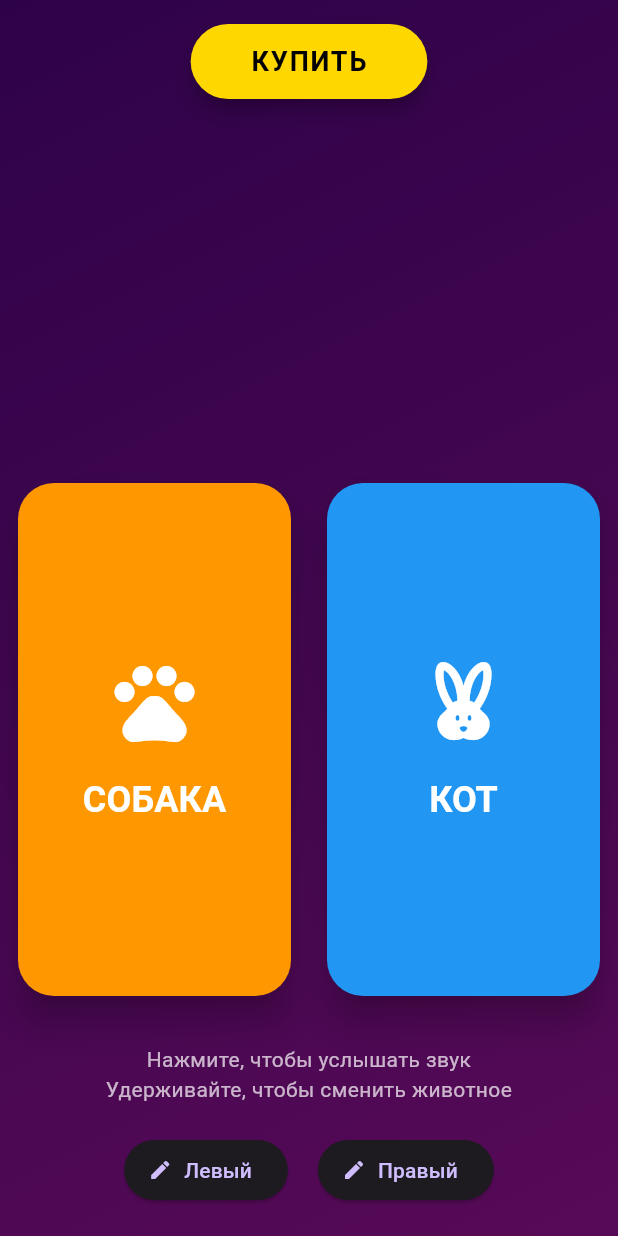
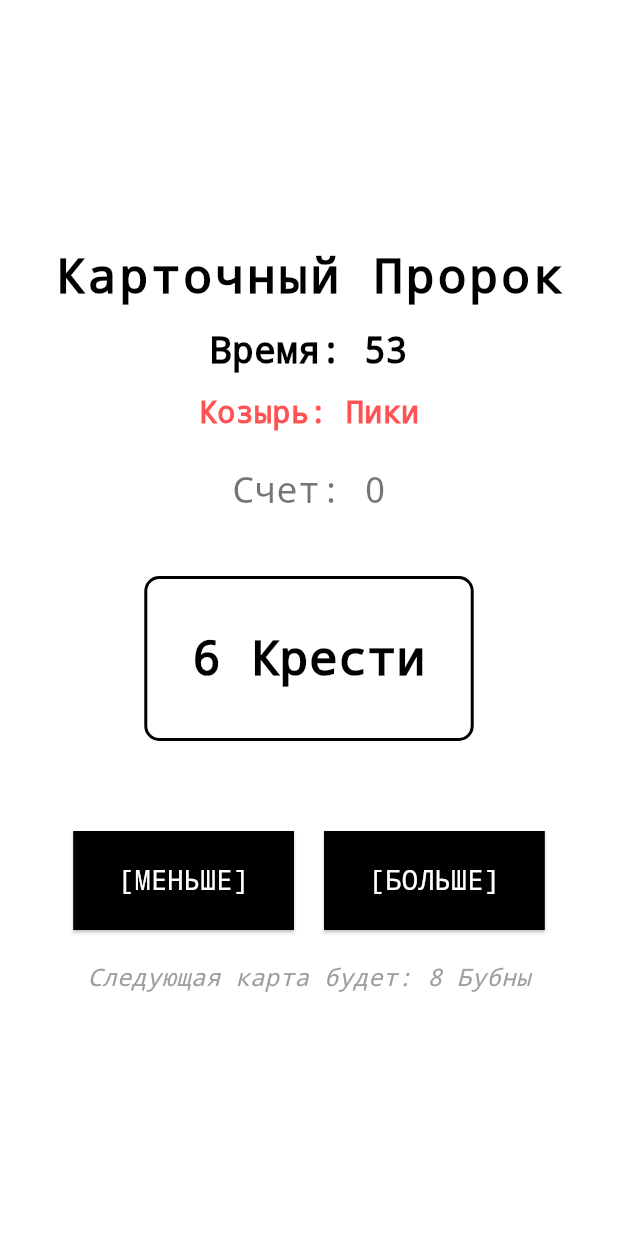
Before and after one commit to PavelSharko/try_game, a Flutter app: the screen it shows after launch, on a phone screen of 412 x 824 dp. Run offline on Flutter 3.47's test engine with Material 3 defaults, Android fonts, the phone set to English and light mode, and no system bars.

Commit message:
Implement Card Prophet game with Russian UI, Timer, and Trump mechanics

```diff
--- a/lib/game_screen.dart
+++ b/lib/game_screen.dart
@@ -1,34 +1,6 @@
-import 'dart:async';
+import 'dart:async'; // New: Async for Timer
+import 'dart:math';
 import 'package:flutter/material.dart';
-
-// 1. Model for Animal
-class Animal {
-  final String name;
-  final String sound;
-  final IconData icon;
-  final Color color;
-
-  const Animal({
-    required this.name,
-    required this.sound,
-    required this.icon,
-    required this.color,
-  });
-}
-
-// 2. Data: List of available animals
-const List<Animal> availableAnimals = [
-  Animal(name: 'Собака', sound: 'ГАВ!', icon: Icons.pets, color: Colors.orange),
-  Animal(name: 'Кот', sound: 'МЯУ!', icon: Icons.cruelty_free, color: Colors.blue),
-  Animal(name: 'Корова', sound: 'МУ-У!', icon: Icons.grass, color: Colors.green),
-  Animal(name: 'Овца', sound: 'БЕ-Е!', icon: Icons.waves, color: Colors.lightGreen),
-  Animal(name: 'Лошадь', sound: 'ИГО-ГО!', icon: Icons.bedroom_baby, color: Colors.brown),
-  Animal(name: 'Свинья', sound: 'ХРЮ!', icon: Icons.savings, color: Colors.pink),
-  Animal(name: 'Петух', sound: 'КУ-КА-РЕ-КУ!', icon: Icons.wb_sunny, color: Colors.red),
-  Animal(name: 'Утка', sound: 'КРЯ!', icon: Icons.water, color: Colors.teal),
-  Animal(name: 'Лев', sound: 'Р-Р-Р!', icon: Icons.emoji_nature, color: Colors.amber),
-  Animal(name: 'Обезьяна', sound: 'У-У-А-А!', icon: Icons.emoji_people, color: Colors.purple),
-];
 
 class GameScreen extends StatefulWidget {
   const GameScreen({super.key});
@@ -38,274 +10,296 @@ class GameScreen extends StatefulWidget {
 }
 
 class _GameScreenState extends State<GameScreen> {
-  // State: Currently selected animals
-  Animal _leftAnimal = availableAnimals[0]; // Dog
-  Animal _rightAnimal = availableAnimals[1]; // Cat
+  // Game State
+  int _score = 0;
+  late int _currentCardValue;
+  late String _currentCardSuit;
+  // New: Next Card State
+  late int _nextCardValue;
+  late String _nextCardSuit;
 
-  // Animation State
-  String _displayMessage = '';
-  Color _messageColor = Colors.white;
+  String _trumpSuit = ''; // New: Trump Suit State
+  bool _isGameOver = false;
+
+  // New: Timer State
   Timer? _timer;
+  int _timeLeft = 60;
+  String _gameOverMessage = '';
 
-  void _playSound(String sound, Color color) {
+  final Random _random = Random();
+  // New: Restricted suits (Bubny, Piki, Kresti)
+  final List<String> _suits = ['Бубны', 'Пики', 'Крести'];
+
+  @override
+  void initState() {
+    super.initState();
+    _startNewGame();
+  }
+
+  @override
+  void dispose() {
+    _timer?.cancel(); // Prevent memory leaks
+    super.dispose();
+  }
+
+  void _startNewGame() {
+    _timer?.cancel(); // Cancel existing timer
+    setState(() {
+      _score = 0;
+      _isGameOver = false;
+      _timeLeft = 60; // Reset timer
+      _gameOverMessage = '';
+
+      // New: Select random trump
+      _trumpSuit = _suits[_random.nextInt(_suits.length)];
+      _generateCurrentCard();
+      _generateNextCard();
+
+      // Start Timer
+      _startTimer();
+    });
+  }
+
+  void _startTimer() {
+    _timer = Timer.periodic(const Duration(seconds: 1), (timer) {
+      if (_timeLeft > 0) {
+        setState(() {
+          _timeLeft--;
+        });
+      } else {
+        // Time is up!
         _timer?.cancel();
         setState(() {
-      _displayMessage = sound;
-      _messageColor = color;
-    });
-
-    _timer = Timer(const Duration(milliseconds: 500), () {
-      if (mounted) {
-        setState(() {
-          _displayMessage = '';
+          _isGameOver = true;
+          _gameOverMessage = 'Время вышло!';
         });
       }
     });
   }
 
-  // Logic to show selection menu
-  void _showAnimalSelection(bool isLeft) {
-    showModalBottomSheet(
-      context: context,
-      backgroundColor: Colors.transparent,
-      builder: (context) {
-        return Container(
-          decoration: const BoxDecoration(
-            color: Colors.white,
-            borderRadius: BorderRadius.vertical(top: Radius.circular(20)),
-          ),
-          child: Column(
-            mainAxisSize: MainAxisSize.min,
-            children: [
-              Padding(
-                padding: const EdgeInsets.all(16.0),
-                child: Text(
-                  'Выберите животное для ${isLeft ? "левой" : "правой"} кнопки',
-                  style: const TextStyle(fontSize: 18, fontWeight: FontWeight.bold),
-                ),
-              ),
-              SizedBox(
-                height: 300,
-                child: ListView.builder(
-                  itemCount: availableAnimals.length,
-                  itemBuilder: (context, index) {
-                    final animal = availableAnimals[index];
-                    return ListTile(
-                      leading: Icon(animal.icon, color: animal.color, size: 32),
-                      title: Text(animal.name, style: const TextStyle(fontSize: 18)),
-                      subtitle: Text(animal.sound),
-                      onTap: () {
+  void _generateCurrentCard() {
+    _currentCardValue = _random.nextInt(13) + 2; // 2 to 14
+    _currentCardSuit = _suits[_random.nextInt(_suits.length)];
+  }
+
+  void _generateNextCard() {
+    _nextCardValue = _random.nextInt(13) + 2; // 2 to 14
+    _nextCardSuit = _suits[_random.nextInt(_suits.length)];
+  }
+
+  String _getCardName(int value, String suit) {
+    String valueStr;
+    switch (value) {
+      case 11:
+        valueStr = 'Валет';
+        break;
+      case 12:
+        valueStr = 'Дама';
+        break;
+      case 13:
+        valueStr = 'Король';
+        break;
+      case 14:
+        valueStr = 'Туз';
+        break;
+      default:
+        valueStr = value.toString();
+    }
+    return '$valueStr $suit';
+  }
+
+  void _handleGuess(bool isHigher) {
+    // Logic: Compare NEXT (state) vs CURRENT (state)
+    bool nextIsTrump = _nextCardSuit == _trumpSuit;
+    bool currentIsTrump = _currentCardSuit == _trumpSuit;
+
+    bool isNextActuallyHigher = false;
+    bool isEqual = false;
+
+    if (nextIsTrump && !currentIsTrump) {
+      // Trump is always higher than non-trump
+      isNextActuallyHigher = true;
+    } else if (!nextIsTrump && currentIsTrump) {
+      // Non-trump is always lower than trump
+      isNextActuallyHigher = false;
+    } else {
+      // Both are trump OR Both are non-trump -> Compare values
+      if (_nextCardValue > _currentCardValue) {
+        isNextActuallyHigher = true;
+      } else if (_nextCardValue == _currentCardValue) {
+        isEqual = true;
+      }
+    }
+
+    bool isCorrect = false;
+    if (isEqual) {
+      isCorrect = true; // Equal counts as correct
+    } else if (isHigher && isNextActuallyHigher) {
+      isCorrect = true;
+    } else if (!isHigher && !isNextActuallyHigher) {
+      isCorrect = true;
+    }
+
     setState(() {
-                          if (isLeft) {
-                            _leftAnimal = animal;
+      if (isCorrect) {
+        // New: Bonus Logic - +10 only if BOTH are Trump
+        if (_currentCardSuit == _trumpSuit && _nextCardSuit == _trumpSuit) {
+             _score += 10;
         } else {
-                            _rightAnimal = animal;
+             _score++;
+        }
+
+        // Move Next to Current
+        _currentCardValue = _nextCardValue;
+        _currentCardSuit = _nextCardSuit;
+
+        // Generate NEW Next
+        _generateNextCard();
+      } else {
+        _isGameOver = true;
+        _gameOverMessage = 'Неверно!';
+        _timer?.cancel(); // Stop timer on loss
       }
     });
-                        Navigator.pop(context); // Close menu
-                      },
-                    );
-                  },
-                ),
-              ),
-            ],
-          ),
-        );
-      },
-    );
-  }
-
-  @override
-  void dispose() {
-    _timer?.cancel();
-    super.dispose();
   }
 
   @override
   Widget build(BuildContext context) {
     return Scaffold(
-      body: Container(
-        decoration: const BoxDecoration(
-          gradient: LinearGradient(
-            begin: Alignment.topLeft,
-            end: Alignment.bottomRight,
-            colors: [
-              Color(0xFF2E0249),
-              Color(0xFF570A57),
-            ],
+      backgroundColor: Colors.white,
+      body: Center(
+        child: Column(
+          mainAxisAlignment: MainAxisAlignment.center,
+          children: [
+            // Title
+            const Text(
+              'Карточный Пророк',
+              style: TextStyle(
+                fontSize: 32,
+                fontWeight: FontWeight.bold,
+                color: Colors.black,
+                letterSpacing: 2.0,
               ),
             ),
-        child: SafeArea( // Ensure UI doesn't overlap system bars
-          child: Column(
-            children: [
-              // 0. Top Buy Button
-              Padding(
-                padding: const EdgeInsets.only(top: 16.0),
-                child: ElevatedButton(
-                  onPressed: () {
-                    // Provide a visual feedback or console log for now
-                    print("Buy button pressed");
-                  },
-                  style: ElevatedButton.styleFrom(
-                    backgroundColor: const Color(0xFFFFD700), // Gold color
-                    foregroundColor: Colors.black,
-                    padding: const EdgeInsets.symmetric(horizontal: 40, vertical: 12),
-                    shape: RoundedRectangleBorder(
-                      borderRadius: BorderRadius.circular(30),
-                    ),
-                    elevation: 5,
-                  ),
-                  child: const Text(
-                    'КУПИТЬ',
+            const SizedBox(height: 10),
+
+            // New: Timer Display
+            Text(
+              'Время: $_timeLeft',
               style: TextStyle(
-                      fontSize: 18,
+                fontSize: 24,
                 fontWeight: FontWeight.bold,
-                      letterSpacing: 1.2,
+                color: _timeLeft <= 10 ? Colors.red : Colors.black, // Red warning
               ),
             ),
+            const SizedBox(height: 10),
+
+            // New: Trump Display
+            Text(
+              'Козырь: $_trumpSuit',
+              style: const TextStyle(
+                fontSize: 20,
+                fontWeight: FontWeight.bold,
+                color: Colors.redAccent
               ),
             ),
+            const SizedBox(height: 20),
 
-              // 1. Feedback Area (Top)
-              Expanded(
-                flex: 2,
-                child: Center(
-                  child: AnimatedOpacity(
-                    opacity: _displayMessage.isNotEmpty ? 1.0 : 0.0,
-                    duration: const Duration(milliseconds: 100),
+            if (_isGameOver) ...[
+               Text(
+                'Игра Окончена! $_gameOverMessage',
+                style: const TextStyle(fontSize: 32, color: Colors.red, fontWeight: FontWeight.bold),
+                textAlign: TextAlign.center,
+              ),
+               Text(
+                'Итоговый счет: $_score',
+                style: const TextStyle(fontSize: 24, color: Colors.black54),
+              ),
+              const SizedBox(height: 30),
+
+              ElevatedButton(
+                onPressed: _startNewGame,
+                style: ElevatedButton.styleFrom(
+                  backgroundColor: Colors.black,
+                  foregroundColor: Colors.white,
+                  padding: const EdgeInsets.symmetric(horizontal: 40, vertical: 15),
+                ),
+                child: const Text('НОВАЯ ИГРА'),
+              ),
+            ] else ...[
+              // Score
+              Text(
+                'Счет: $_score',
+                style: const TextStyle(fontSize: 24, color: Colors.black54),
+              ),
+              const SizedBox(height: 40),
+
+              // Current Card Display
+              Container(
+                padding: const EdgeInsets.all(30),
+                decoration: BoxDecoration(
+                  border: Border.all(color: Colors.black, width: 2),
+                  borderRadius: BorderRadius.circular(10),
+                ),
                 child: Text(
-                      _displayMessage,
+                  _getCardName(_currentCardValue, _currentCardSuit),
+                  style: const TextStyle(fontSize: 32, fontWeight: FontWeight.bold),
                   textAlign: TextAlign.center,
-                      style: TextStyle(
-                        fontSize: 64, // Bigger text
-                        fontWeight: FontWeight.w900,
-                        color: _messageColor,
-                        shadows: [
-                          Shadow(
-                            blurRadius: 10.0,
-                            color: Colors.black.withOpacity(0.5),
-                            offset: const Offset(2, 2),
+                ),
+              ),
+              const SizedBox(height: 60),
+
+              // Input Buttons
+              Row(
+                mainAxisAlignment: MainAxisAlignment.center,
+                children: [
+                  _GameButton(
+                    label: '[МЕНЬШЕ]',
+                    onPressed: () => _handleGuess(false),
+                  ),
+                  const SizedBox(width: 20),
+                  _GameButton(
+                    label: '[БОЛЬШЕ]',
+                    onPressed: () => _handleGuess(true),
                   ),
                 ],
               ),
-                    ),
-                  ),
-                ),
-              ),
+              const SizedBox(height: 20),
 
-              // 2. Main Game Area (Center Buttons)
-              Expanded(
-                flex: 3,
-                child: Row(
-                  mainAxisAlignment: MainAxisAlignment.spaceEvenly,
-                  children: [
-                    // LEFT BUTTON
-                    Expanded(
-                      child: Padding(
-                        padding: const EdgeInsets.all(12.0),
-                        child: _AnimalGameButton(
-                          animal: _leftAnimal,
-                          onPressed: () => _playSound(_leftAnimal.sound, _leftAnimal.color),
-                          onLongPress: () => _showAnimalSelection(true), // Long press to change
-                        ),
-                      ),
-                    ),
-                    // RIGHT BUTTON
-                    Expanded(
-                      child: Padding(
-                        padding: const EdgeInsets.all(12.0),
-                        child: _AnimalGameButton(
-                          animal: _rightAnimal,
-                          onPressed: () => _playSound(_rightAnimal.sound, _rightAnimal.color),
-                          onLongPress: () => _showAnimalSelection(false), // Long press to change
-                        ),
+              // New: Cheat Display (Next Card)
+              Text(
+                'Следующая карта будет: ${_getCardName(_nextCardValue, _nextCardSuit)}',
+                style: const TextStyle(
+                  fontSize: 16,
+                  color: Colors.grey,
+                  fontStyle: FontStyle.italic,
                 ),
               ),
             ],
-                ),
-              ),
-
-              // 3. Helper Hint / Quick Menu (Bottom)
-              Container(
-                padding: const EdgeInsets.symmetric(vertical: 20, horizontal: 16),
-                child: Column(
-                  children: [
-                    const Text(
-                      "Нажмите, чтобы услышать звук\nУдерживайте, чтобы сменить животное",
-                      textAlign: TextAlign.center,
-                      style: TextStyle(color: Colors.white70, fontSize: 14),
-                    ),
-                    const SizedBox(height: 20),
-                    // Quick Swap Buttons (Visual cue)
-                    Row(
-                      mainAxisAlignment: MainAxisAlignment.center,
-                      children: [
-                        ElevatedButton.icon(
-                          onPressed: () => _showAnimalSelection(true),
-                          icon: const Icon(Icons.edit, size: 16),
-                          label: const Text("Левый"),
-                        ),
-                        const SizedBox(width: 20),
-                        ElevatedButton.icon(
-                          onPressed: () => _showAnimalSelection(false),
-                          icon: const Icon(Icons.edit, size: 16),
-                          label: const Text("Правый"),
-                        ),
           ],
-                    )
-                  ],
-                ),
-              ),
-            ],
-          ),
         ),
       ),
     );
   }
 }
 
-class _AnimalGameButton extends StatelessWidget {
-  final Animal animal;
+class _GameButton extends StatelessWidget {
+  final String label;
   final VoidCallback onPressed;
-  final VoidCallback onLongPress;
 
-  const _AnimalGameButton({
-    required this.animal,
-    required this.onPressed,
-    required this.onLongPress,
-  });
+  const _GameButton({required this.label, required this.onPressed});
 
   @override
   Widget build(BuildContext context) {
-    return GestureDetector(
-      onLongPress: onLongPress,
-      child: ElevatedButton(
+    return ElevatedButton(
       onPressed: onPressed,
       style: ElevatedButton.styleFrom(
-          backgroundColor: animal.color,
+        backgroundColor: Colors.black,
         foregroundColor: Colors.white,
-          shape: RoundedRectangleBorder(
-            borderRadius: BorderRadius.circular(24),
+        padding: const EdgeInsets.symmetric(horizontal: 30, vertical: 20),
+        shape: RoundedRectangleBorder(borderRadius: BorderRadius.circular(0)), // Square corners
       ),
-          elevation: 10,
-          padding: EdgeInsets.zero, // Use Container for padding
-        ),
-        child: Container(
-          width: double.infinity,
-          height: double.infinity,
-          child: Column(
-            mainAxisAlignment: MainAxisAlignment.center,
-            children: [
-              Icon(animal.icon, size: 64),
-              const SizedBox(height: 16),
-              Text(
-                animal.name.toUpperCase(),
-                style: const TextStyle(fontSize: 24, fontWeight: FontWeight.bold),
-              ),
-            ],
-          ),
-        ),
-      ),
+      child: Text(label, style: const TextStyle(fontSize: 18)),
     );
   }
 }
--- a/lib/main.dart
+++ b/lib/main.dart
@@ -2,23 +2,26 @@ import 'package:flutter/material.dart';
 import 'game_screen.dart';
 
 void main() {
-  runApp(const AliasGameApp());
+  runApp(const CardProphetApp());
 }
 
-class AliasGameApp extends StatelessWidget {
-  const AliasGameApp({super.key});
+class CardProphetApp extends StatelessWidget {
+  const CardProphetApp({super.key});
 
   @override
   Widget build(BuildContext context) {
     return MaterialApp(
-      title: 'Alias Game',
+      title: 'Карточный Пророк',
       theme: ThemeData(
-        colorScheme: ColorScheme.fromSeed(
-          seedColor: const Color(0xFF6200EE), // Vibrant Purple
-          brightness: Brightness.dark,
+        scaffoldBackgroundColor: Colors.white,
+        colorScheme: const ColorScheme.light(
+          primary: Colors.black,
+          onPrimary: Colors.white,
+          surface: Colors.white,
+          onSurface: Colors.black,
         ),
         useMaterial3: true,
-        fontFamily: 'Roboto',
+        fontFamily: 'Courier New', // Monospace for minimalist feel
       ),
       home: const GameScreen(),
     );
```
Lines whose indentation alone changed are shown as unchanged.
